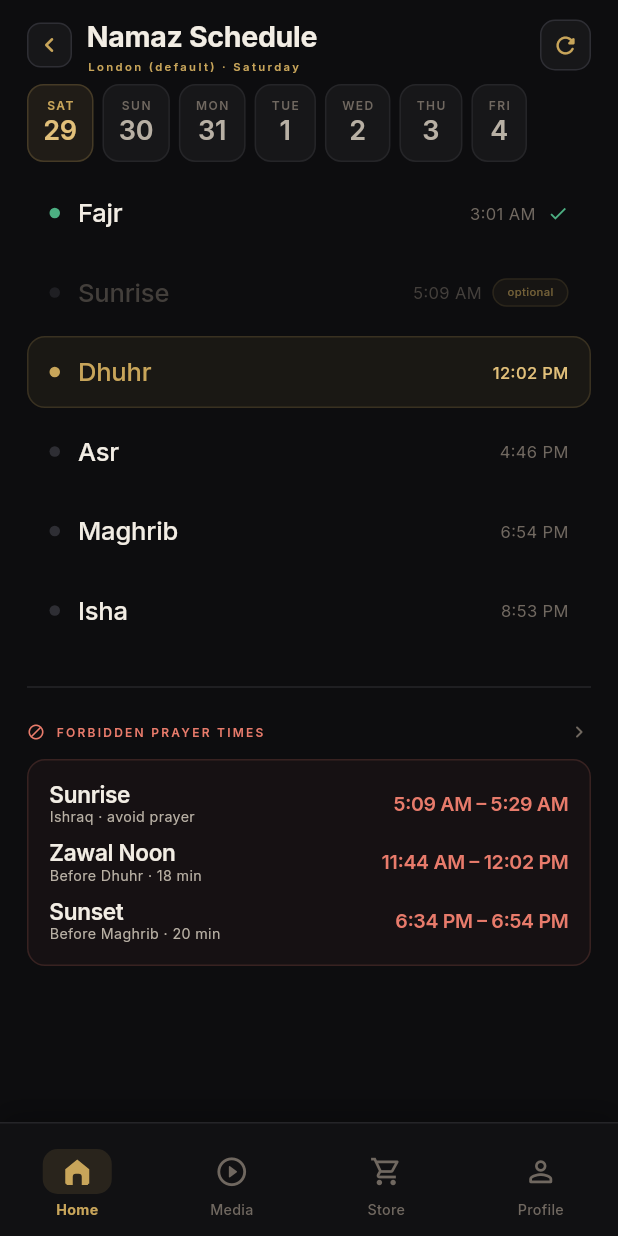
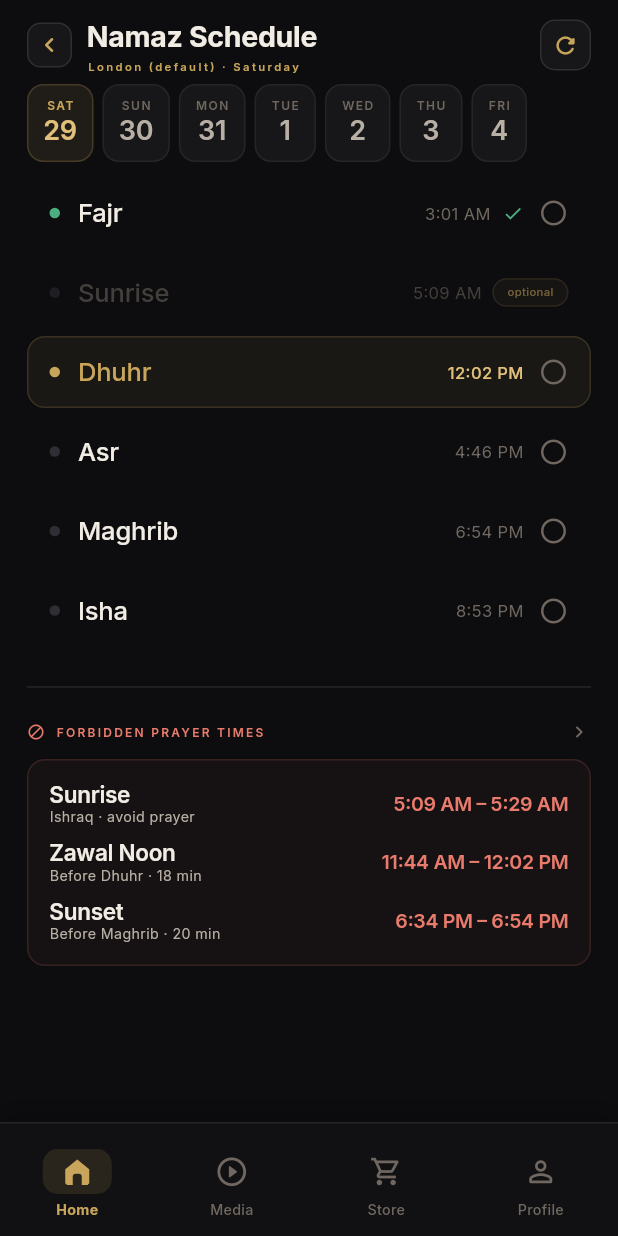
Before and after one commit to galaxa-tech/sunnah-grandeur, a Flutter app: the screen it shows once a user with an empty profile is signed in, after a tap on "I fasted today", after a tap on "Namaz Schedule", on a phone screen of 412 x 824 dp. Run offline on Flutter 3.47's test engine with Material 3 defaults, Android fonts, the phone set to English and light mode, and no system bars; our stand-ins replace adhan, cloud_firestore, cloud_functions, firebase_auth, firebase_core, flutter_local_notifications and 9 more; missing offline and left inert: flutter_qiblah, flutter_stripe; accounts and stored records are empty; network calls fail.

Commit message:
Replace fake profile stats with real prayer, fasting, and tasbih tracking
- New PrayerTrackingService/Provider: mark daily prayers complete from
  the schedule screen, persisted per date, with real lifetime totals
  and a streak that only counts fully-completed past days (today never
  breaks it early just because Isha hasn't happened yet).
- New FastingService: per-date fasting history replacing the old
  single-day toggle, migrating any existing "fasted today" value so
  nothing is lost. Surfaces a lifetime days-fasted total rather than a
  misleading streak, since fasting here is voluntary, not daily.
- TasbihService now exposes a real lifetime total across all dhikr
  types instead of only per-dhikr counts.
- Profile stats bar now reads all four numbers (prayers, streak, days
  fasted, tasbih) from these real sources instead of hardcoded values,
  defaulting cleanly to 0 for new users.

```diff
--- a/app-mobile/lib/main.dart
+++ b/app-mobile/lib/main.dart
@@ -13,6 +13,8 @@ import 'providers/media_provider.dart';
 import 'providers/quran_provider.dart';
 import 'providers/dawah_provider.dart';
 import 'providers/prayer_provider.dart';
+import 'providers/prayer_tracking_provider.dart';
+import 'providers/profile_stats_provider.dart';
 import 'providers/location_provider.dart';
 import 'providers/language_provider.dart';
 import 'providers/adhan_settings_provider.dart';
@@ -123,6 +125,8 @@ void main() async {
           },
         ),
         ChangeNotifierProvider(create: (_) => MasjidProvider()),
+        ChangeNotifierProvider(create: (_) => PrayerTrackingProvider()),
+        ChangeNotifierProvider(create: (_) => ProfileStatsProvider()),
       ],
       child: SunnahGrandeurApp(firebaseError: firebaseError),
     ),
--- /dev/null
+++ b/app-mobile/lib/providers/prayer_tracking_provider.dart
@@ -0,0 +1,71 @@
+import 'package:flutter/foundation.dart';
+import '../services/local/prayer_tracking_service.dart';
+
+/// Tracks which of today's 5 obligatory prayers the user has marked as
+/// completed, plus the resulting all-time total and current streak.
+///
+/// This is intentionally a separate provider from PrayerProvider —
+/// PrayerProvider owns prayer *time calculation* (location, calc method,
+/// alarms/notifications); this one owns the user's own completion
+/// record, which is independent, purely-local persisted state and has
+/// no dependency on location/settings.
+class PrayerTrackingProvider extends ChangeNotifier {
+  Set<String> _todayCompleted = {};
+  int _totalCompleted = 0;
+  int _currentStreak = 0;
+  bool _isLoading = true;
+
+  Set<String> get todayCompleted => _todayCompleted;
+  int get totalCompleted => _totalCompleted;
+  int get currentStreak => _currentStreak;
+  bool get isLoading => _isLoading;
+
+  PrayerTrackingProvider() {
+    _load();
+  }
+
+  bool isCompleted(String prayerKey) => _todayCompleted.contains(prayerKey);
+
+  Future<void> _load() async {
+    final today = DateTime.now();
+    final completed = await PrayerTrackingService.getCompletedForDate(today);
+    final total     = await PrayerTrackingService.getTotalPrayersCompleted();
+    final streak    = await PrayerTrackingService.getCurrentStreak();
+
+    _todayCompleted = completed;
+    _totalCompleted = total;
+    _currentStreak  = streak;
+    _isLoading = false;
+    notifyListeners();
+  }
+
+  /// Toggles a prayer's completion for today. Updates local state
+  /// immediately (optimistic) then persists and refreshes the streak.
+  Future<void> togglePrayer(String prayerKey) async {
+    final today = DateTime.now();
+    final wasCompleted = _todayCompleted.contains(prayerKey);
+    final nowCompleted = !wasCompleted;
+
+    // Optimistic local update so the UI reacts instantly.
+    final updated = {..._todayCompleted};
+    if (nowCompleted) {
+      updated.add(prayerKey);
+      _totalCompleted += 1;
+    } else {
+      updated.remove(prayerKey);
+      _totalCompleted = _totalCompleted > 0 ? _totalCompleted - 1 : 0;
+    }
+    _todayCompleted = updated;
+    notifyListeners();
+
+    await PrayerTrackingService.setPrayerCompleted(
+      today, prayerKey,
+      completed: nowCompleted,
+    );
+    _currentStreak = await PrayerTrackingService.getCurrentStreak();
+    notifyListeners();
+  }
+
+  /// Re-reads everything from storage (e.g. after a day rolls over).
+  Future<void> refresh() => _load();
+}
--- /dev/null
+++ b/app-mobile/lib/providers/profile_stats_provider.dart
@@ -0,0 +1,35 @@
+import 'package:flutter/foundation.dart';
+import '../services/local/fasting_service.dart';
+import '../services/local/tasbih_service.dart';
+
+/// Aggregates the real lifetime stats shown on the Profile screen's
+/// stats bar that don't already have a dedicated provider: total days
+/// fasted and lifetime tasbih count. (Prayer totals/streak live on
+/// PrayerTrackingProvider, since those need live per-prayer completion
+/// state too.)
+class ProfileStatsProvider extends ChangeNotifier {
+  int _daysFasted = 0;
+  int _tasbihLifetime = 0;
+  bool _isLoading = true;
+
+  int get daysFasted => _daysFasted;
+  int get tasbihLifetime => _tasbihLifetime;
+  bool get isLoading => _isLoading;
+
+  ProfileStatsProvider() {
+    refresh();
+  }
+
+  /// Re-reads both stats from local storage. Call this after the user
+  /// marks a fasting day or increments their tasbih count elsewhere in
+  /// the app, so the Profile screen reflects it next time it's seen.
+  Future<void> refresh() async {
+    final daysFasted     = await FastingService.getTotalDaysFasted();
+    final tasbihLifetime = await TasbihService.getLifetimeTotal();
+
+    _daysFasted = daysFasted;
+    _tasbihLifetime = tasbihLifetime;
+    _isLoading = false;
+    notifyListeners();
+  }
+}
--- a/app-mobile/lib/screens/home/home_screen.dart
+++ b/app-mobile/lib/screens/home/home_screen.dart
@@ -5,6 +5,8 @@ import 'package:shared_preferences/shared_preferences.dart';
 import '../../providers/dawah_provider.dart';
 import '../../providers/prayer_provider.dart';
 import '../../providers/language_provider.dart';
+import '../../providers/profile_stats_provider.dart';
+import '../../services/local/fasting_service.dart';
 import '../../theme/app_colors.dart';
 import '../../theme/app_text_styles.dart';
 import 'package:intl/intl.dart';
@@ -265,8 +267,13 @@ class _SawmCard extends StatefulWidget {
 
 class _SawmCardState extends State<_SawmCard> {
   bool _fastedToday = false;
-  static const _key     = 'sawm_fasted_today';
-  static const _dateKey = 'sawm_fasted_date';
+
+  // Legacy single-day keys from the old tracker (SharedPreferences-only,
+  // single-day, no history). Read once on load so a day already marked
+  // fasted under the old scheme isn't silently lost when the real
+  // per-date FastingService takes over. Never written to again.
+  static const _legacyKey     = 'sawm_fasted_today';
+  static const _legacyDateKey = 'sawm_fasted_date';
 
   @override
   void initState() {
@@ -275,24 +282,27 @@ class _SawmCardState extends State<_SawmCard> {
   }
 
   Future<void> _loadFasted() async {
-    final prefs = await SharedPreferences.getInstance();
-    final saved = prefs.getString(_dateKey);
-    final today = DateTime.now().toIso8601String().substring(0, 10);
-    if (saved == today) {
-      setState(() => _fastedToday = prefs.getBool(_key) ?? false);
-    } else {
-      await prefs.setBool(_key, false);
-      await prefs.setString(_dateKey, today);
+    final today = DateTime.now();
+    var fasted = await FastingService.isFastedOnDate(today);
+
+    if (!fasted) {
+      final prefs      = await SharedPreferences.getInstance();
+      final legacyDate = prefs.getString(_legacyDateKey);
+      final todayKey   = today.toIso8601String().substring(0, 10);
+      if (legacyDate == todayKey && (prefs.getBool(_legacyKey) ?? false)) {
+        fasted = true;
+        await FastingService.setFasted(today, true);
+      }
     }
+
+    if (mounted) setState(() => _fastedToday = fasted);
   }
 
   Future<void> _toggleFasted() async {
-    final prefs = await SharedPreferences.getInstance();
-    final today = DateTime.now().toIso8601String().substring(0, 10);
-    final next  = !_fastedToday;
-    await prefs.setBool(_key, next);
-    await prefs.setString(_dateKey, today);
+    final next = !_fastedToday;
     setState(() => _fastedToday = next);
+    await FastingService.setFasted(DateTime.now(), next);
+    if (mounted) context.read<ProfileStatsProvider>().refresh();
   }
 
   @override
--- a/app-mobile/lib/screens/home/namaz_schedule_screen.dart
+++ b/app-mobile/lib/screens/home/namaz_schedule_screen.dart
@@ -2,6 +2,7 @@ import 'package:adhan/adhan.dart';
 import 'package:flutter/material.dart';
 import 'package:provider/provider.dart';
 import '../../providers/prayer_provider.dart';
+import '../../providers/prayer_tracking_provider.dart';
 import '../../providers/location_provider.dart';
 import '../../providers/language_provider.dart';
 import '../../theme/app_colors.dart';
@@ -44,6 +45,7 @@ class _NamazScheduleScreenState extends State<NamazScheduleScreen> {
     final c            = AppColors.of(context);
     final lang         = context.watch<LanguageProvider>();
     final prayer       = context.watch<PrayerProvider>();
+    final tracking     = context.watch<PrayerTrackingProvider>();
     final location     = context.watch<LocationProvider>();
     final selectedDate = _days[_selectedDay];
     final isToday      = _selectedDay == 0;
@@ -130,6 +132,10 @@ class _NamazScheduleScreenState extends State<NamazScheduleScreen> {
                       name: lang.tr('fajr'),
                       time: fmt(times?.fajr),
                       state: _rowState(times?.fajr, isToday, nextKey, 'fajr'),
+                      // Completion marking only makes sense for today —
+                      // future days haven't happened yet.
+                      completed: isToday ? tracking.isCompleted('fajr') : null,
+                      onToggle: isToday ? () => tracking.togglePrayer('fajr') : null,
                     ),
                     PrayerRow(
                       name: lang.tr('sunrise'),
@@ -140,24 +146,32 @@ class _NamazScheduleScreenState extends State<NamazScheduleScreen> {
                       name: lang.tr('dhuhr'),
                       time: fmt(times?.dhuhr),
                       state: _rowState(times?.dhuhr, isToday, nextKey, 'dhuhr'),
+                      completed: isToday ? tracking.isCompleted('dhuhr') : null,
+                      onToggle: isToday ? () => tracking.togglePrayer('dhuhr') : null,
                     ),
                     PrayerRow(
                       name: lang.tr('asr'),
                       time: fmt(times?.asr),
                       state: _rowState(times?.asr, isToday, nextKey, 'asr'),
                       badge: nextKey == 'asr' && isToday ? lang.tr('active') : null,
+                      completed: isToday ? tracking.isCompleted('asr') : null,
+                      onToggle: isToday ? () => tracking.togglePrayer('asr') : null,
                     ),
                     PrayerRow(
                       name: lang.tr('maghrib'),
                       time: fmt(times?.maghrib),
                       state: _rowState(times?.maghrib, isToday, nextKey, 'maghrib'),
                       badge: nextKey == 'maghrib' && isToday ? lang.tr('active') : null,
+                      completed: isToday ? tracking.isCompleted('maghrib') : null,
+                      onToggle: isToday ? () => tracking.togglePrayer('maghrib') : null,
                     ),
                     PrayerRow(
                       name: lang.tr('isha'),
                       time: fmt(times?.isha),
                       state: _rowState(times?.isha, isToday, nextKey, 'isha'),
                       badge: nextKey == 'isha' && isToday ? lang.tr('active') : null,
+                      completed: isToday ? tracking.isCompleted('isha') : null,
+                      onToggle: isToday ? () => tracking.togglePrayer('isha') : null,
                     ),
 
                     if (times != null) ...[
--- a/app-mobile/lib/screens/prayer_tools/tasbeeh_screen.dart
+++ b/app-mobile/lib/screens/prayer_tools/tasbeeh_screen.dart
@@ -1,8 +1,10 @@
 import 'package:flutter/material.dart';
 import 'package:flutter/services.dart';
+import 'package:provider/provider.dart';
 import '../../theme/app_colors.dart';
 import '../../theme/app_text_styles.dart';
 import '../../services/local/tasbih_service.dart';
+import '../../providers/profile_stats_provider.dart';
 
 class TasbeehScreen extends StatefulWidget {
   const TasbeehScreen({super.key});
@@ -85,6 +87,8 @@ class _TasbeehScreenState extends State<TasbeehScreen>
       _today    = state.todayCount;
       _lifetime = state.totalCount;
     });
+    // Keep the Profile screen's lifetime tasbeeh stat in sync.
+    context.read<ProfileStatsProvider>().refresh();
   }
 
   Future<void> _onReset() async {
--- a/app-mobile/lib/screens/profile/profile_screen.dart
+++ b/app-mobile/lib/screens/profile/profile_screen.dart
@@ -8,6 +8,8 @@ import '../../widgets/eye_row.dart';
 import '../../widgets/sg_pill.dart';
 import '../../providers/auth_provider.dart';
 import '../../providers/language_provider.dart';
+import '../../providers/prayer_tracking_provider.dart';
+import '../../providers/profile_stats_provider.dart';
 import '../auth/login_screen.dart';
 import '../auth/register_screen.dart';
 import 'account_identity_screen.dart';
@@ -306,18 +308,29 @@ class _StatsBar extends StatelessWidget {
 
   @override
   Widget build(BuildContext context) {
+    // Real, locally-tracked stats — a brand new user with no history
+    // simply sees 0s (both providers default their numbers to 0 while
+    // their first async load is in flight, so there is no placeholder /
+    // crash state to handle here).
+    final tracking = context.watch<PrayerTrackingProvider>();
+    final stats    = context.watch<ProfileStatsProvider>();
+
     return Container(
       margin: const EdgeInsets.symmetric(horizontal: 18),
       padding: const EdgeInsets.symmetric(vertical: 14, horizontal: 18),
       decoration: c.surfaceCardDecoration,
       child: Row(mainAxisAlignment: MainAxisAlignment.spaceAround, children: [
-        _StatCell(c: c, value: '342',   label: lang.tr('prayers_stat')),
+        _StatCell(c: c, value: '${tracking.totalCompleted}',
+            label: lang.tr('prayers_stat')),
         Container(width: 1, height: 40, color: c.bd),
-        _StatCell(c: c, value: '98%',   label: lang.tr('streak')),
+        _StatCell(c: c, value: '${tracking.currentStreak}',
+            label: lang.tr('streak')),
         Container(width: 1, height: 40, color: c.bd),
-        _StatCell(c: c, value: '12',    label: lang.tr('days_fasted')),
+        _StatCell(c: c, value: '${stats.daysFasted}',
+            label: lang.tr('days_fasted')),
         Container(width: 1, height: 40, color: c.bd),
-        _StatCell(c: c, value: '5,420', label: lang.tr('tasbeeh_stat')),
+        _StatCell(c: c, value: '${stats.tasbihLifetime}',
+            label: lang.tr('tasbeeh_stat')),
       ]),
     );
   }
--- /dev/null
+++ b/app-mobile/lib/services/local/fasting_service.dart
@@ -0,0 +1,61 @@
+import 'package:shared_preferences/shared_preferences.dart';
+
+/// Persists which calendar dates the user has marked as a fasting
+/// ("Sawm") day. Follows the same static-methods / SharedPreferences
+/// convention as TasbihService, extended to real per-date history
+/// instead of the previous single-day-only toggle.
+///
+/// Keys:
+///   fasting_completed_{yyyy-MM-dd} — bool, true if that date was
+///                                    marked fasted.
+///
+/// Note on "streak": this app doesn't track a fixed daily fasting
+/// obligation (it's voluntary/Sunnah fasting — e.g. Mondays/Thursdays,
+/// Ayyam al-Bid — not a daily-continuity thing like Ramadan). A
+/// "current streak" isn't a meaningful or honest concept for that
+/// pattern, so we deliberately do NOT surface one here. The real,
+/// unambiguous number worth showing is the lifetime total of days
+/// fasted.
+class FastingService {
+  static const _prefix = 'fasting_completed';
+
+  static String _dateKey(DateTime date) =>
+      date.toIso8601String().substring(0, 10);
+  static String _key(DateTime date) => '${_prefix}_${_dateKey(date)}';
+
+  static Future<bool> isFastedOnDate(DateTime date) async {
+    final prefs = await SharedPreferences.getInstance();
+    return prefs.getBool(_key(date)) ?? false;
+  }
+
+  static Future<void> setFasted(DateTime date, bool fasted) async {
+    final prefs = await SharedPreferences.getInstance();
+    final key = _key(date);
+    if (fasted) {
+      await prefs.setBool(key, true);
+    } else {
+      await prefs.remove(key);
+    }
+  }
+
+  /// Count of every date ever marked as fasted (the "days fasted" stat).
+  static Future<int> getTotalDaysFasted() async {
+    final prefs = await SharedPreferences.getInstance();
+    var total = 0;
+    for (final k in prefs.getKeys()) {
+      if (k.startsWith(_prefix) && (prefs.getBool(k) ?? false)) {
+        total++;
+      }
+    }
+    return total;
+  }
+
+  /// Clears all fasting history.
+  static Future<void> clearAll() async {
+    final prefs = await SharedPreferences.getInstance();
+    final keys = prefs.getKeys().where((k) => k.startsWith(_prefix));
+    for (final k in keys) {
+      await prefs.remove(k);
+    }
+  }
+}
--- /dev/null
+++ b/app-mobile/lib/services/local/prayer_tracking_service.dart
@@ -0,0 +1,115 @@
+import 'package:shared_preferences/shared_preferences.dart';
+
+/// Persists which of the 5 daily obligatory prayers the user has marked
+/// as completed, per calendar date. Follows the same static-methods /
+/// SharedPreferences convention as TasbihService.
+///
+/// Keys:
+///   prayer_tracking_completed_{yyyy-MM-dd} — StringList of completed
+///                                             prayer keys for that date
+///                                             (e.g. ['fajr', 'dhuhr'])
+///
+/// Streak rule (documented here since it is genuinely non-obvious):
+///   A calendar day only counts toward the streak once ALL 5 prayers are
+///   marked done for it. Crucially, *today* is never treated as breaking
+///   the streak just because Isha (or any later prayer) hasn't happened
+///   yet — an in-progress day is simply not counted yet, it is not a
+///   broken streak. So getCurrentStreak() walks backward from today:
+///     • if today is already fully completed, it is included in the
+///       count and we keep walking backward from yesterday;
+///     • if today is not (yet) fully completed, we don't count it and
+///       don't penalise it either — we just start walking backward from
+///       yesterday.
+///   The walk stops at the first day (looking backward) that is not
+///   fully completed.
+class PrayerTrackingService {
+  static const _prefix = 'prayer_tracking_completed';
+
+  /// The 5 obligatory daily prayers tracked for completion (sunrise is
+  /// excluded — it isn't a prayer that gets "completed").
+  static const List<String> allPrayers = [
+    'fajr', 'dhuhr', 'asr', 'maghrib', 'isha',
+  ];
+
+  static String _dateKey(DateTime date) =>
+      date.toIso8601String().substring(0, 10);
+  static String _key(DateTime date) => '${_prefix}_${_dateKey(date)}';
+
+  /// Returns the set of prayer keys marked completed for [date].
+  static Future<Set<String>> getCompletedForDate(DateTime date) async {
+    final prefs = await SharedPreferences.getInstance();
+    return (prefs.getStringList(_key(date)) ?? const <String>[]).toSet();
+  }
+
+  /// Marks a single prayer done/undone for [date]. Returns the resulting
+  /// completed-prayers set for that date.
+  static Future<Set<String>> setPrayerCompleted(
+    DateTime date,
+    String prayerKey, {
+    required bool completed,
+  }) async {
+    final prefs = await SharedPreferences.getInstance();
+    final key = _key(date);
+    final current = (prefs.getStringList(key) ?? const <String>[]).toSet();
+
+    if (completed) {
+      current.add(prayerKey);
+    } else {
+      current.remove(prayerKey);
+    }
+
+    if (current.isEmpty) {
+      await prefs.remove(key);
+    } else {
+      await prefs.setStringList(key, current.toList());
+    }
+    return current;
+  }
+
+  /// True if all 5 obligatory prayers are marked done for [date].
+  static Future<bool> isDayFullyCompleted(DateTime date) async {
+    final completed = await getCompletedForDate(date);
+    return allPrayers.every(completed.contains);
+  }
+
+  /// Sum of every individual prayer ever marked completed, across every
+  /// date ever recorded. This is the "total prayers completed" stat.
+  static Future<int> getTotalPrayersCompleted() async {
+    final prefs = await SharedPreferences.getInstance();
+    var total = 0;
+    for (final k in prefs.getKeys()) {
+      if (k.startsWith(_prefix)) {
+        total += (prefs.getStringList(k) ?? const <String>[]).length;
+      }
+    }
+    return total;
+  }
+
+  /// Current consecutive-day streak of fully-completed prayer days.
+  /// See the class doc comment above for the exact rule.
+  static Future<int> getCurrentStreak() async {
+    final now = DateTime.now();
+    var cursor = DateTime(now.year, now.month, now.day);
+    var streak = 0;
+
+    if (await isDayFullyCompleted(cursor)) {
+      streak = 1;
+    }
+    cursor = cursor.subtract(const Duration(days: 1));
+
+    while (await isDayFullyCompleted(cursor)) {
+      streak++;
+      cursor = cursor.subtract(const Duration(days: 1));
+    }
+    return streak;
+  }
+
+  /// Clears all prayer completion data.
+  static Future<void> clearAll() async {
+    final prefs = await SharedPreferences.getInstance();
+    final keys = prefs.getKeys().where((k) => k.startsWith(_prefix));
+    for (final k in keys) {
+      await prefs.remove(k);
+    }
+  }
+}
--- a/app-mobile/lib/services/local/tasbih_service.dart
+++ b/app-mobile/lib/services/local/tasbih_service.dart
@@ -64,6 +64,21 @@ class TasbihService {
     await prefs.setInt(_roundsKey(dhikr), 0);
   }
 
+  /// Lifetime total tap count across every dhikr ever tracked (not just
+  /// the currently selected one). Used for the Profile screen's
+  /// "tasbeeh" lifetime stat.
+  static Future<int> getLifetimeTotal() async {
+    final prefs = await SharedPreferences.getInstance();
+    var total = 0;
+    final countPrefix = '${_prefix}_count_';
+    for (final k in prefs.getKeys()) {
+      if (k.startsWith(countPrefix)) {
+        total += prefs.getInt(k) ?? 0;
+      }
+    }
+    return total;
+  }
+
   /// Clears all tasbih data across all dhikrs.
   static Future<void> clearAll() async {
     final prefs = await SharedPreferences.getInstance();
--- a/app-mobile/lib/widgets/prayer_row.dart
+++ b/app-mobile/lib/widgets/prayer_row.dart
@@ -13,12 +13,21 @@ class PrayerRow extends StatelessWidget {
     required this.time,
     this.state = PrayerRowState.upcoming,
     this.badge,
+    this.completed,
+    this.onToggle,
   });
 
   final String name;
   final String time;
   final PrayerRowState state;
   final String? badge;   // e.g. "Now", "optional"
+
+  /// When non-null, a tappable completion checkbox is shown reflecting
+  /// this value — the user's own "I prayed this" mark. It is deliberately
+  /// independent of [state], which is derived purely from whether the
+  /// prayer time has already passed.
+  final bool? completed;
+  final VoidCallback? onToggle;
 
   @override
   Widget build(BuildContext context) {
@@ -75,6 +84,20 @@ class PrayerRow extends StatelessWidget {
             const SizedBox(width: 7),
             SgPill(label: 'optional', variant: 'gold', fontSize: 7.5),
           ],
+          if (completed != null) ...[
+            const SizedBox(width: 10),
+            GestureDetector(
+              onTap: onToggle,
+              behavior: HitTestBehavior.opaque,
+              child: Icon(
+                completed!
+                    ? Icons.check_circle_rounded
+                    : Icons.radio_button_unchecked_rounded,
+                color: completed! ? c.green : c.t3,
+                size: 20,
+              ),
+            ),
+          ],
         ]),
       ),
     );
```
